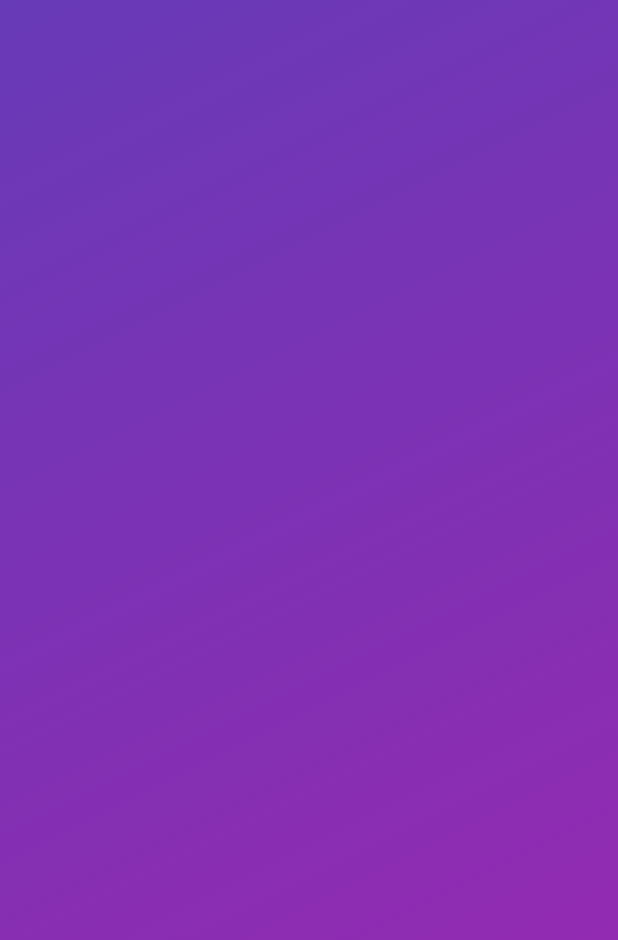
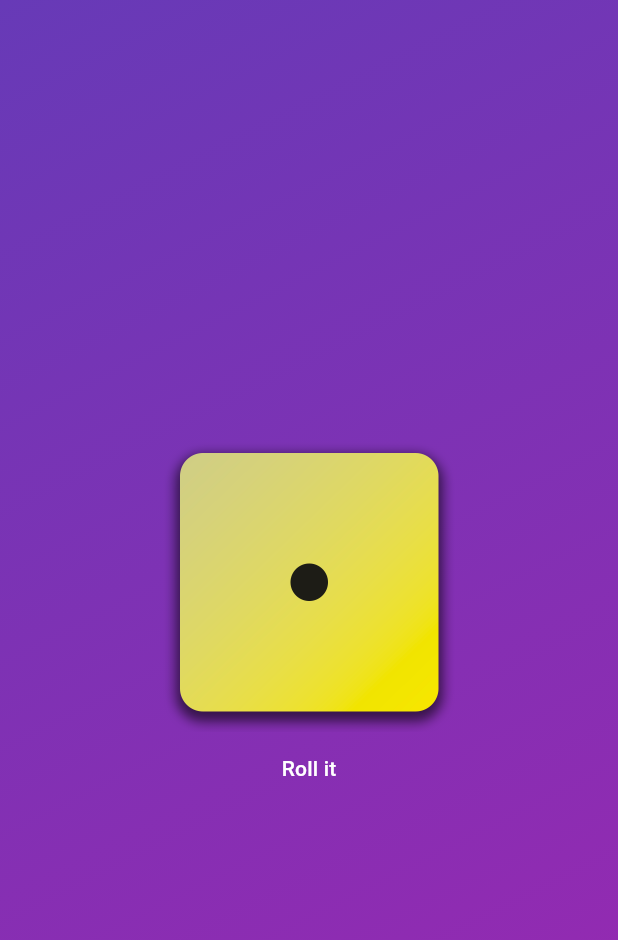
Before and after one commit to LucasWithBoots/dice_roller, a Flutter app: the screen it shows after launch, on a phone screen of 412 x 824 dp. Shown: the top 940 px of the screen. Run offline on Flutter 3.47's test engine with Material 3 defaults, Android fonts, the phone set to English and light mode, and no system bars.

Commit message:
feat: add dice image and button

```diff
--- a/lib/gradient_container.dart
+++ b/lib/gradient_container.dart
@@ -11,11 +11,25 @@ class GradientContainer extends StatelessWidget {
   Widget build(BuildContext context) {
     return (Container(
         decoration: BoxDecoration(
-      gradient: LinearGradient(
-        colors: [color1, color2],
-        begin: Alignment.topLeft,
-        end: Alignment.bottomRight,
-      ),
-    )));
+          gradient: LinearGradient(
+            colors: [color1, color2],
+            begin: Alignment.topLeft,
+            end: Alignment.bottomRight,
+          ),
+        ),
+        child: Center(
+            child: Column(
+          mainAxisSize: MainAxisSize.min,
+          children: [
+            Image.asset(
+              'assets/images/dice-1.png',
+              width: 200,
+            ),
+            TextButton(
+                onPressed: () {},
+                style: TextButton.styleFrom(foregroundColor: Colors.white),
+                child: const Text("Roll it"))
+          ],
+        ))));
   }
 }
--- a/pubspec.yaml
+++ b/pubspec.yaml
@@ -1,6 +1,6 @@
 name: dice_roller
 description: "A new Flutter project."
-publish_to: 'none'
+publish_to: "none"
 version: 0.1.0
 
 environment:
@@ -17,3 +17,5 @@ dev_dependencies:
 
 flutter:
   uses-material-design: true
+  assets:
+    - assets/images/
```
Also changed, not shown: assets/images/dice-1.png (added), assets/images/dice-2.png (added), assets/images/dice-3.png (added), assets/images/dice-4.png (added), assets/images/dice-5.png (added), assets/images/dice-6.png (added).
